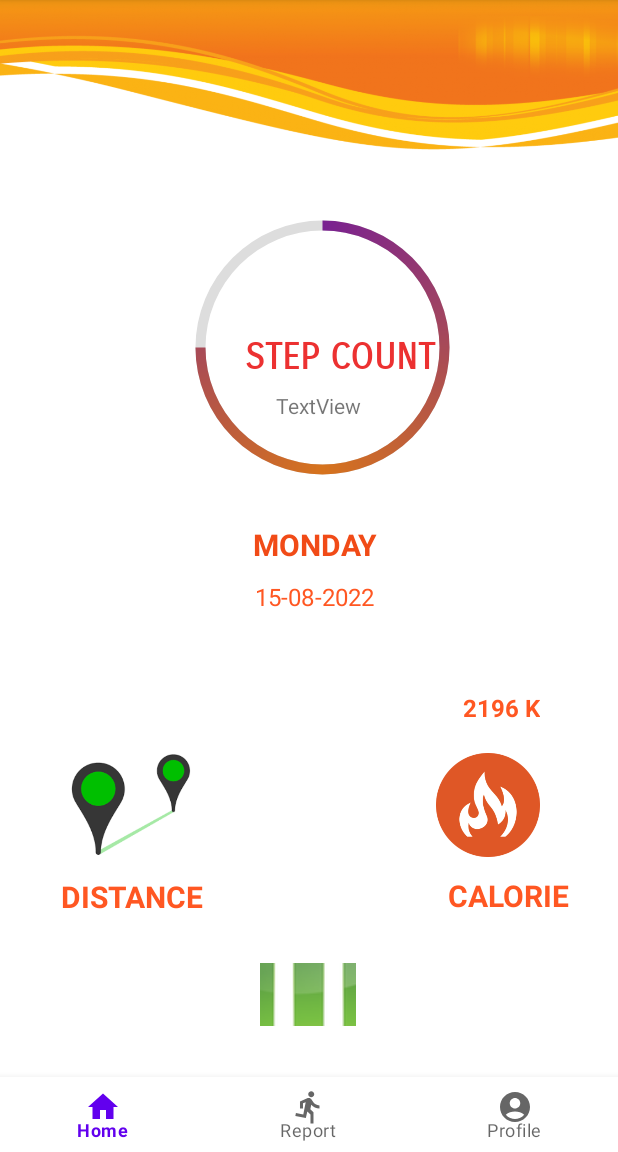
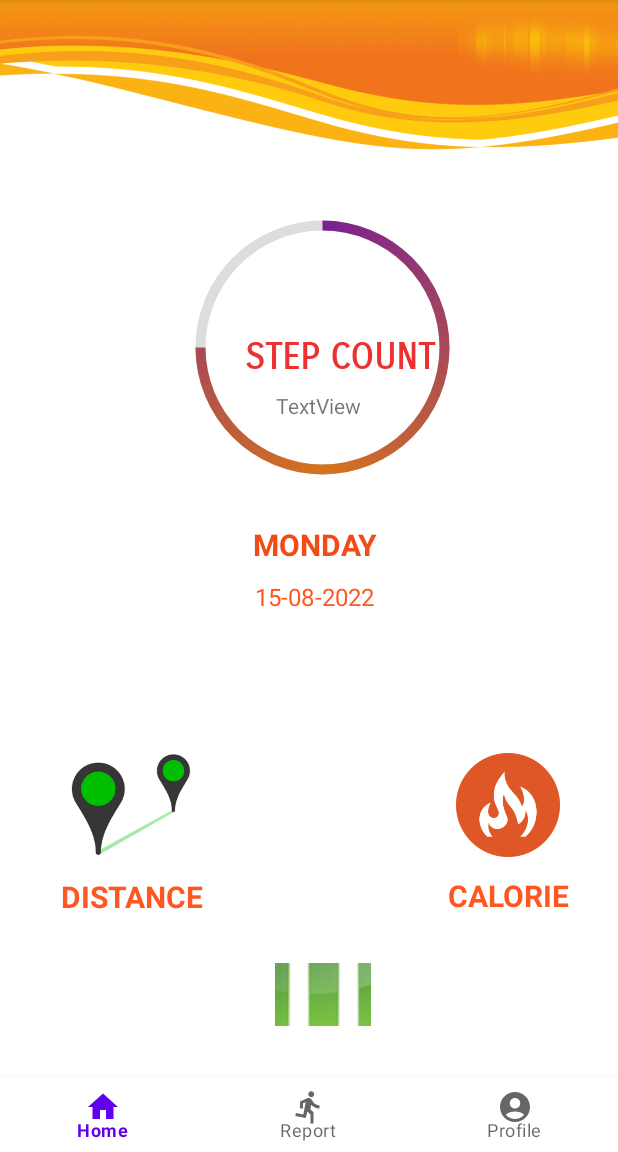
Before and after one commit to iRahulBairagi/PedoFitness-App, an Android app: the screen it shows after launch (MainActivity), on a phone screen of 412 x 824 dp, the part 84-1236 px from its top. Run offline under Robolectric (Android 15) with nearby library versions, the phone set to English and light mode, and no system bars; our stand-ins replace navigation-ui.

Commit message:
Sensor and Fragment

```diff
--- a/PedoFitness/app/src/main/res/layout/fragment_home3.xml
+++ b/PedoFitness/app/src/main/res/layout/fragment_home3.xml
@@ -117,7 +117,6 @@
         android:layout_width="wrap_content"
         android:layout_height="wrap_content"
         android:layout_marginEnd="52dp"
-        android:text="2196 K"
         android:textColor="#FF5722"
         android:textColorHighlight="#FF5722"
         android:textDirection="firstStrong"
@@ -147,7 +146,7 @@
         android:layout_marginEnd="16dp"
         app:layout_constraintBottom_toBottomOf="parent"
         app:layout_constraintEnd_toEndOf="parent"
-        app:layout_constraintHorizontal_bias="0.522"
+        app:layout_constraintHorizontal_bias="0.552"
         app:layout_constraintStart_toStartOf="parent"
         app:layout_constraintTop_toTopOf="parent"
         app:layout_constraintVertical_bias="0.95"
@@ -161,7 +160,7 @@
         android:layout_marginBottom="8dp"
         app:layout_constraintBottom_toBottomOf="parent"
         app:layout_constraintEnd_toEndOf="parent"
-        app:layout_constraintHorizontal_bias="0.881"
+        app:layout_constraintHorizontal_bias="0.922"
         app:layout_constraintStart_toStartOf="parent"
         app:layout_constraintTop_toTopOf="parent"
         app:layout_constraintVertical_bias="0.784"
```
Also changed, not shown: 10 other files.
